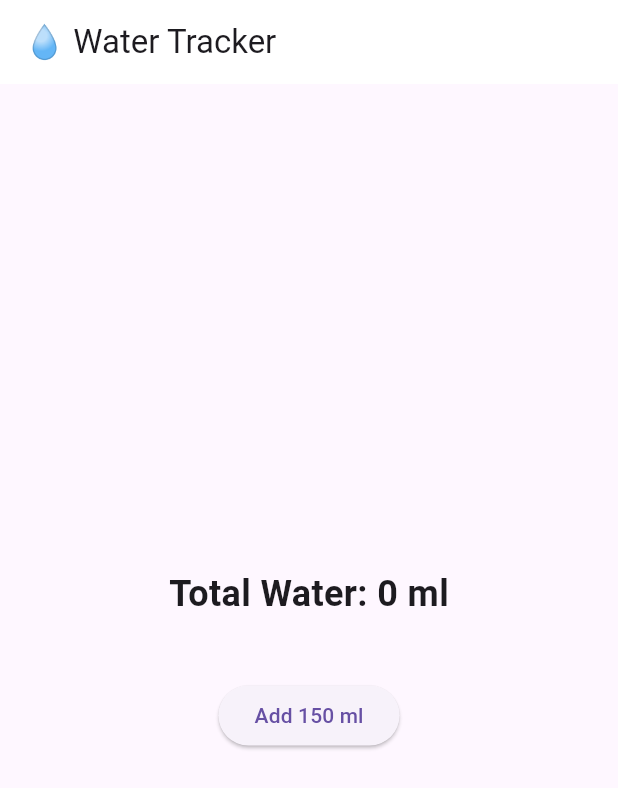
After one commit to SarahA7med/health_trial, a Flutter app: the WaterTrackerPage screen opened directly, on a phone screen of 412 x 824 dp. The commit adds this screen. Shown: the top 788 px of the screen. Run offline on Flutter 3.47's test engine with Material 3 defaults, Android fonts, the light colour scheme and no system bars; our stand-ins replace carousel_slider, cloud_firestore, firebase_auth, firebase_core, numberpicker, salomon_bottom_bar and 2 more; accounts and stored records are empty; project files that could hold a hidden picture were left out.

Commit message:
last update

```diff
--- a/lib/Screens/Home_State.dart
+++ b/lib/Screens/Home_State.dart
@@ -22,7 +22,7 @@ final _items=[
 ];
   final List<Widget> _screens = [
     const Homescreen(),
-    const workoutplan(), // Ensure this class is named correctly
+    const WorkoutPlan(), // Ensure this class is named correctly
     const Progress(), // Ensure this class is named correctly
     const ProfileWidget( ), // Ensure this class is named correctly
   ];
--- a/lib/Screens/SignUp.dart
+++ b/lib/Screens/SignUp.dart
@@ -189,8 +189,11 @@ class _AuthScreenState extends State<AuthScreen> {
     password: loginPasswordController.text);
 
     SharedPreferences prefs = await SharedPreferences.getInstance();
+
     await prefs.setString('token', user.user?.uid ?? '');
     String? token = await FirebaseAuth.instance.currentUser?.getIdToken();
+    print(token);
+    print(user.user?.uid ?? '');
     ScaffoldMessenger.of(context).showSnackBar(
     const SnackBar(
     backgroundColor: Colors.green,
--- /dev/null
+++ b/lib/Screens/WaterTrackerPage.dart
@@ -0,0 +1,80 @@
+import 'package:flutter/material.dart';
+import 'package:cloud_firestore/cloud_firestore.dart';
+
+class WaterTrackerPage extends StatefulWidget {
+  final String? userId; // Pass the userId if needed
+
+  const WaterTrackerPage({Key? key, this.userId}) : super(key: key);
+
+  @override
+  _WaterTrackerPageState createState() => _WaterTrackerPageState();
+}
+
+class _WaterTrackerPageState extends State<WaterTrackerPage> {
+  int totalWater = 0; // Total water consumed in milliliters
+  double cupHeight = 0; // Height of the water in the cup
+
+  // Firestore instance
+  final FirebaseFirestore _firestore = FirebaseFirestore.instance;
+
+  void addWater() async {
+    setState(() {
+      totalWater += 150; // Add 150 ml to total water
+      cupHeight = (totalWater / 1500) * 150; // Update the cup height based on total water
+    });
+
+    // Save the updated water intake to Firestore
+    await _firestore.collection('waterIntake').add({
+      'userId': widget.userId,
+      'amount': 150,
+      'timestamp': FieldValue.serverTimestamp(), // To record the time of addition
+    });
+  }
+
+  @override
+  Widget build(BuildContext context) {
+    return Scaffold(
+      appBar: AppBar(
+        backgroundColor: Colors.white, // AppBar color
+        title: const Text('💧 Water Tracker'),
+        automaticallyImplyLeading: false,
+      ),
+      body: Center(
+        child: Column(
+          mainAxisAlignment: MainAxisAlignment.center,
+          children: [
+            // Display the total water consumed
+            Text(
+              'Total Water: $totalWater ml',
+              style: const TextStyle(
+                fontSize: 24.0,
+                fontWeight: FontWeight.bold,
+              ),
+            ),
+            const SizedBox(height: 20),
+
+            // Water in the cup
+            AnimatedContainer(
+              duration: const Duration(milliseconds: 300), // Animation duration
+              width: 100, // Adjusted for cup width
+              height: cupHeight, // Update the height based on water consumed
+              decoration: BoxDecoration(
+                color: Colors.lightBlue, // Water color
+                borderRadius: BorderRadius.only(
+                  bottomLeft: Radius.circular(15.0),
+                  bottomRight: Radius.circular(15.0),
+                ),
+              ),
+            ),
+            const SizedBox(height: 20),
+            // Button to add water
+            ElevatedButton(
+              onPressed: addWater, // Add water when the button is pressed
+              child: const Text('Add 150 ml'),
+            ),
+          ],
+        ),
+      ),
+    );
+  }
+}
```
Also changed, not shown: lib/Screens/ExericiseLibrary.dart (deleted, +0 -160 lines), lib/Screens/ProfileScreen.dart (+8 -42 lines), lib/Screens/walking_tracker_page.dart (added, +106 -0 lines), lib/Screens/weight_hight.dart (+13 -12 lines), lib/Screens/workoutplan.dart (+29 -26 lines), lib/firestore_service.dart (+13 -9 lines), pubspec.yaml (+7 -0 lines), assets/walking.gif (added), pubspec.lock, 9 other files.
